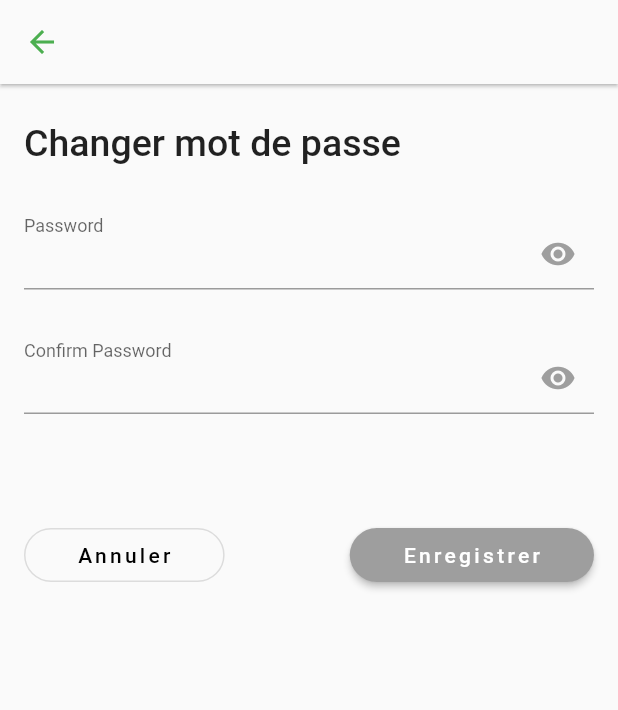
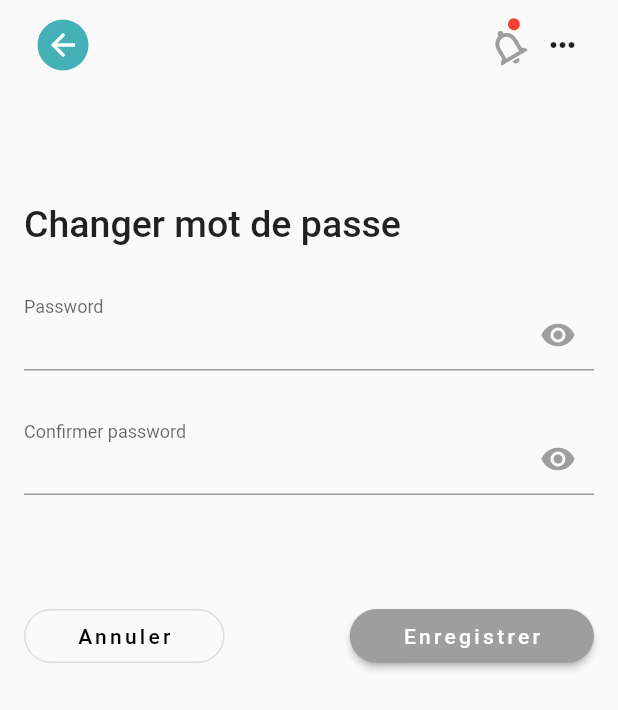
Before and after one commit to YassineKassem/PFEtest, a Flutter app: the EditPwd screen opened by its route, on a phone screen of 412 x 824 dp. Shown: the top 710 px of the screen. Run offline on Flutter 3.47's test engine with Material 2 defaults, Android fonts, the phone set to English and light mode, and no system bars; our stand-ins replace concentric_transition, flutter_dotenv, flutter_icons, flutter_screenutil, flutter_secure_storage, flutter_svg and 4 more; missing offline and left inert: animator, flutter_full_pdf_viewer, syncfusion_flutter_pdf; accounts and stored records are empty; network calls fail.

Commit message:
edit password

```diff
--- a/client/lib/welcome_etudiant/Profile/editPwd.dart
+++ b/client/lib/welcome_etudiant/Profile/editPwd.dart
@@ -1,4 +1,10 @@
+// ignore_for_file: deprecated_member_use
+
 import 'package:flutter/material.dart';
+
+import '../../NetworkHandler.dart';
+import '../../search/widgets/search_app_bar.dart';
+import 'ProfileScreen.dart';
 
 
 class EditPwd extends StatefulWidget {
@@ -7,64 +13,162 @@ class EditPwd extends StatefulWidget {
 }
 
 class _EditPwd extends State<EditPwd> {
+  GlobalKey<FormState> globalkey = GlobalKey<FormState>();
+  TextEditingController pwd =TextEditingController();
+  TextEditingController checkPwd =TextEditingController();
+  NetworkHandler networkHandler= NetworkHandler();
+
+  void updatePassword()async{
+    Map<String, dynamic> data = {
+      "password": pwd.text
+    };
+    var responseEdit = await networkHandler.patch("/etudiant/updatePwd",data);
+      if (responseEdit.statusCode == 200 ||responseEdit.statusCode == 201) {
+        print('updated succes');
+      }
+  }
+
 
   bool showPassword = false;
+  bool showPassword2 = false;
   @override
   Widget build(BuildContext context) {
     return Scaffold(
-      appBar: AppBar(
-        backgroundColor: Theme.of(context).scaffoldBackgroundColor,
-        elevation: 1,
-        leading: IconButton(
-          icon: Icon(
-            Icons.arrow_back,
-            color: Colors.green,
+      resizeToAvoidBottomInset : false,
+      body: Column(
+        children: [
+          SearchAppBar(),
+          SizedBox(
+          height: 50,
           ),
-          onPressed: () { Navigator.pop(context);},
-        ),
-      ),
-      body: Container(
-        padding: EdgeInsets.only(left: 16, top: 25, right: 16),
+          Form(
+            key: globalkey,
+            child: Container(
+              padding: const EdgeInsets.only(left: 16, top: 25, right: 16),
               child: GestureDetector(
                 onTap: () {
                   FocusScope.of(context).unfocus();
                 },
                 child: ListView(
+                    shrinkWrap: true,
                     children: [
-              Text(
+                      const Text(
                         "Changer mot de passe",
                         style: TextStyle(fontSize: 25, fontWeight: FontWeight.w500),
                       ),
-              SizedBox(
+                      const SizedBox(
                         height: 35,
                       ),
-              buildTextField("Password", "", true),
-              buildTextField("Confirm Password", "", true),
-              SizedBox(
+                      Padding(
+                          padding: const EdgeInsets.only(bottom: 35.0),
+                          child: TextFormField(
+                            controller: pwd,
+                            validator: (value) {
+                              if (value!.isEmpty) {
+                              return 'Veuillez saisir votre nouvelle mot de passe';
+                              }
+                              return null;
+                              },
+                            obscureText: true ? showPassword : false,
+                            decoration: InputDecoration(
+                            suffixIcon: true
+                      ? IconButton(
+                          onPressed: () {
+                            setState(() {
+                              showPassword = !showPassword;
+                            });
+                          },
+                          icon: const Icon(
+                            Icons.remove_red_eye,
+                            color: Colors.grey,
+                          ),
+                        )
+                      : null,
+                    contentPadding: const EdgeInsets.only(bottom: 3),
+                    labelText: "Password",
+                    floatingLabelBehavior: FloatingLabelBehavior.always,
+                    hintText: "",
+                    hintStyle: const TextStyle(
+                    fontSize: 16,
+                    fontWeight: FontWeight.bold,
+                    color: Colors.black,
+                    )),
+                          ),
+                    ),
+                    Padding(
+                          padding: const EdgeInsets.only(bottom: 35.0),
+                          child: TextFormField(
+                          controller: checkPwd,
+                          validator: (value) {
+                              if (value!.isEmpty) {
+                                return 'Veuillez confirmer votre mot de passe';
+                              }
+                              else if(checkPwd.text != pwd.text){
+                                return 'Veuillez vous assurer que les deux mots de passe\n correspondent';
+                              }
+                              return null;
+                              },
+                            obscureText: true ? showPassword2 : false,
+                            decoration: InputDecoration(
+                            suffixIcon: true
+                            ? IconButton(
+                          onPressed: () {
+                            setState(() {
+                              showPassword2 = !showPassword2;
+                            });
+                          },
+                          icon: const Icon(
+                            Icons.remove_red_eye,
+                            color: Colors.grey,
+                          ),
+                        )
+                      : null,
+                      contentPadding: const EdgeInsets.only(bottom: 3),
+                      labelText: "Confirmer password",
+                      floatingLabelBehavior: FloatingLabelBehavior.always,
+                      hintText: "",
+                      hintStyle: const TextStyle(
+                    fontSize: 16,
+                    fontWeight: FontWeight.bold,
+                    color: Colors.black,
+                    )),
+                          ),
+                    ),
+                      const SizedBox(
                         height: 35,
                       ),
                       Row(
                         mainAxisAlignment: MainAxisAlignment.spaceBetween,
                         children: [
                           OutlineButton(
-                    padding: EdgeInsets.symmetric(horizontal: 35),
+                            padding: const EdgeInsets.symmetric(horizontal: 35),
                             shape: RoundedRectangleBorder(
                                 borderRadius: BorderRadius.circular(20)),
                             onPressed: () { Navigator.pop(context);},
-                    child: Text("Annuler",
+                            child: const Text("Annuler",
                                 style: TextStyle(
                                     fontSize: 14,
                                     letterSpacing: 2.2,
                                     color: Colors.black)),
                           ),
                           RaisedButton(
-                    onPressed: () {},
+                            onPressed: () {
+                              if(globalkey.currentState!.validate()){
+                              updatePassword();
+                               Navigator.of(context).push(MaterialPageRoute(
+                               builder: (context) => ProfileScreen(),
+                              ));
+                              }
+                              else{
+                                print("password update failed");
+                              }
+                            },
                             color: Colors.grey,
-                    padding: EdgeInsets.symmetric(horizontal: 35),
+                            padding: const EdgeInsets.symmetric(horizontal: 35),
                             elevation: 2,
                             shape: RoundedRectangleBorder(
                                 borderRadius: BorderRadius.circular(20)),
-                    child: Text(
+                            child: const Text(
                               "Enregistrer",
                               style: TextStyle(
                                   fontSize: 14,
@@ -78,39 +182,11 @@ class _EditPwd extends State<EditPwd> {
                   ),
                 ),
               ),
+            ),
+
+        ],
+      ),
     );
   }
 
-  Widget buildTextField(
-      String labelText, String placeholder, bool isPasswordTextField) {
-    return Padding(
-      padding: const EdgeInsets.only(bottom: 35.0),
-      child: TextField(
-        obscureText: isPasswordTextField ? showPassword : false,
-        decoration: InputDecoration(
-            suffixIcon: isPasswordTextField
-                ? IconButton(
-                    onPressed: () {
-                      setState(() {
-                        showPassword = !showPassword;
-                      });
-                    },
-                    icon: Icon(
-                      Icons.remove_red_eye,
-                      color: Colors.grey,
-                    ),
-                  )
-                : null,
-            contentPadding: EdgeInsets.only(bottom: 3),
-            labelText: labelText,
-            floatingLabelBehavior: FloatingLabelBehavior.always,
-            hintText: placeholder,
-            hintStyle: TextStyle(
-              fontSize: 16,
-              fontWeight: FontWeight.bold,
-              color: Colors.black,
-            )),
-      ),
-    );
 }
-}
```
Also changed, not shown: client/lib/welcome_etudiant/Profile/editProfile.dart (+12 -14 lines), 1 other file. Lines whose indentation alone changed are shown as unchanged.
